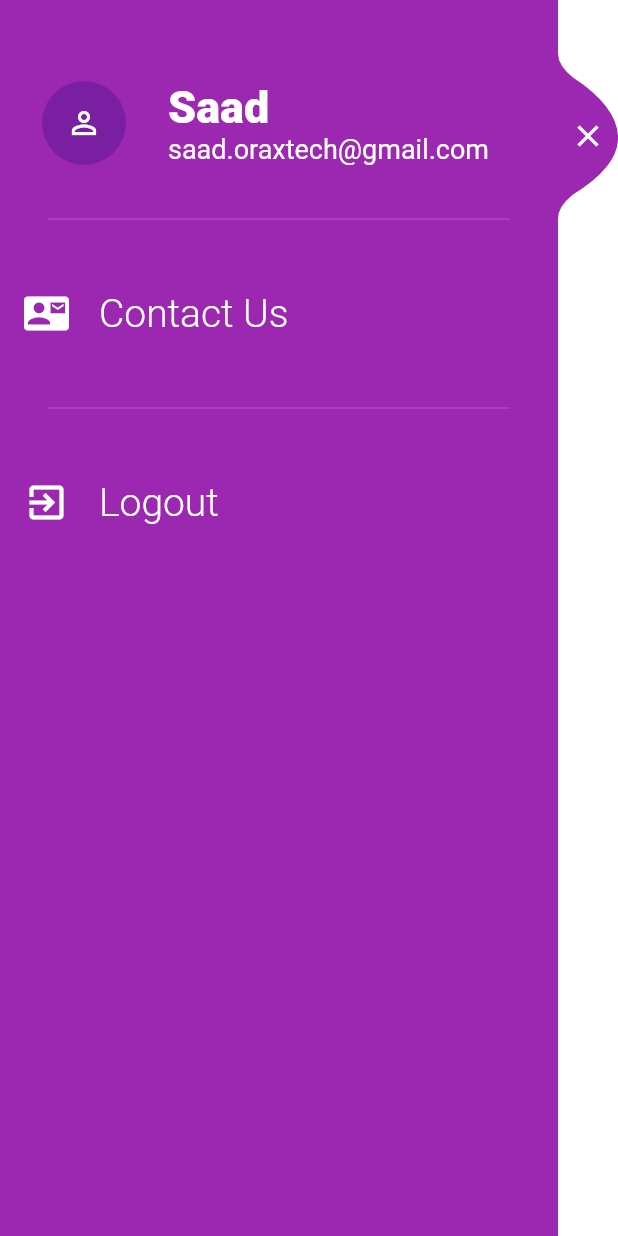
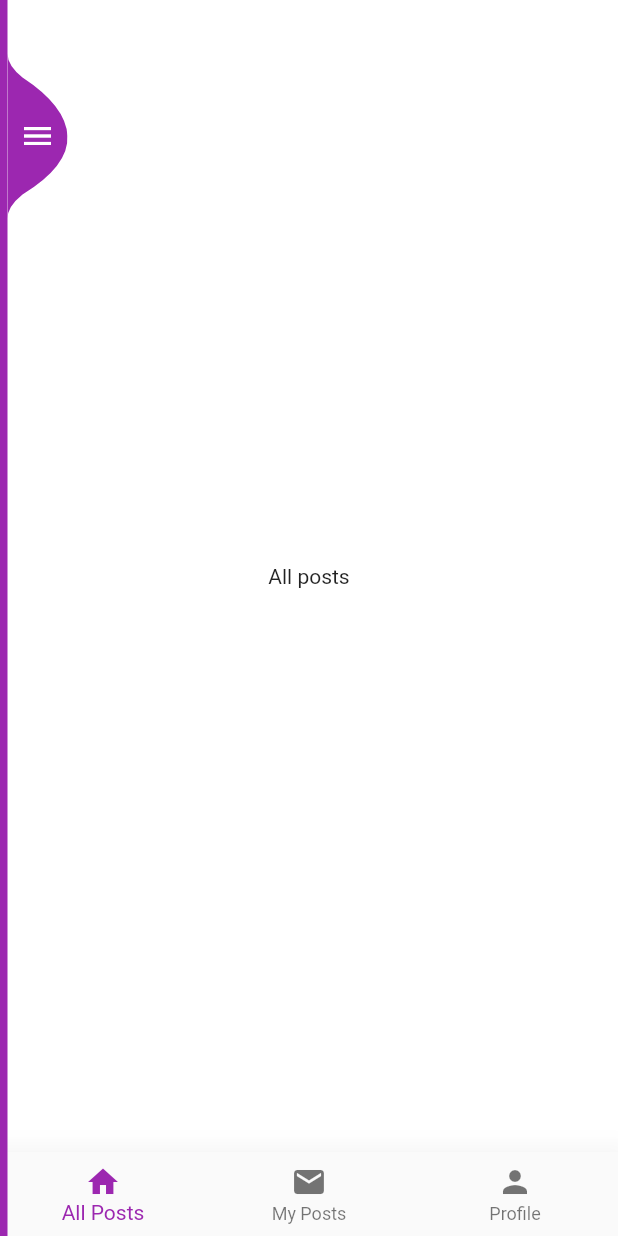
Before and after one commit to MuhammadSaad420/social_app, a Flutter app: the DashBoard screen opened directly, on a phone screen of 412 x 824 dp. Run offline on Flutter 3.47's test engine with Material 2 defaults, Android fonts, the phone set to English and light mode, and no system bars; our stand-ins replace font_awesome_flutter.

```diff
--- a/lib/Layout/nav_bar_layout.dart
+++ b/lib/Layout/nav_bar_layout.dart
@@ -9,7 +9,7 @@ class NavBarLayout extends StatefulWidget {
 }
 
 class _NavBarLayoutState extends State<NavBarLayout> {
-  bool isOpened = true;
+  bool isOpened = false;
   @override
   Widget build(BuildContext context) {
     var screenWidth = MediaQuery.of(context).size.width;
@@ -27,7 +27,7 @@ class _NavBarLayoutState extends State<NavBarLayout> {
                     child: Column(
                       children: <Widget>[
                         SizedBox(
-                          height: 50,
+                          height: 20,
                         ),
                         ListTile(
                           title: Text(
@@ -100,11 +100,11 @@ class _NavBarLayoutState extends State<NavBarLayout> {
 
   Divider buildDivider() {
     return Divider(
-      height: 64,
+      height: 20,
       thickness: 0.5,
       color: Colors.white.withOpacity(0.3),
-      indent: 32,
-      endIndent: 32,
+      indent: 20,
+      endIndent: 20,
     );
   }
 }
--- a/lib/main.dart
+++ b/lib/main.dart
@@ -16,7 +16,7 @@ class MyApp extends StatelessWidget {
         scaffoldBackgroundColor: Colors.white,
         primarySwatch: Colors.purple,
       ),
-      home: DashBoard(),
+      home: WelcomeScreen(),
     );
   }
 }
--- a/lib/routes/dasboard_screen.dart
+++ b/lib/routes/dasboard_screen.dart
@@ -10,11 +10,13 @@ class DashBoard extends StatelessWidget {
   @override
   Widget build(BuildContext context) {
     return Scaffold(
-        body: Stack(
-      children: [
-        FrontScreen(),
-        NavBarLayout(),
-      ],
+        body: SafeArea(
+      child: Stack(
+        children: [
+          FrontScreen(),
+          NavBarLayout(),
+        ],
+      ),
     ));
   }
 }
--- a/lib/routes/front_screen.dart
+++ b/lib/routes/front_screen.dart
@@ -1,10 +1,48 @@
 import 'package:flutter/material.dart';
+import 'package:social_app/widgets/widgets.dart';
 
-class FrontScreen extends StatelessWidget {
+class FrontScreen extends StatefulWidget {
+  @override
+  _FrontScreenState createState() => _FrontScreenState();
+}
+
+class _FrontScreenState extends State<FrontScreen> {
+  int _currentIndex = 0;
+
+  final List<Widget> _children = [
+    AllPostWidget(),
+    MyPostWidget(),
+    ProfileWidget()
+  ];
   @override
   Widget build(BuildContext context) {
-    return Center(
-      child: Text('front screen'),
+    return Scaffold(
+      body: _children[_currentIndex],
+      bottomNavigationBar: BottomNavigationBar(
+        elevation: 20,
+        onTap: onTabTapped, // new
+        currentIndex: _currentIndex, // new
+        items: [
+          new BottomNavigationBarItem(
+            icon: Icon(Icons.home),
+            title: Text('All Posts'),
+          ),
+          new BottomNavigationBarItem(
+            icon: Icon(Icons.mail),
+            title: Text('My Posts'),
+          ),
+          new BottomNavigationBarItem(
+            icon: Icon(Icons.person),
+            title: Text('Profile'),
+          )
+        ],
+      ),
     );
   }
+
+  void onTabTapped(int index) {
+    setState(() {
+      _currentIndex = index;
+    });
+  }
 }
--- a/lib/widgets/reusable_menu_item.dart
+++ b/lib/widgets/reusable_menu_item.dart
@@ -13,7 +13,7 @@ class MenuItem extends StatelessWidget {
     return GestureDetector(
       onTap: onTap,
       child: Padding(
-        padding: const EdgeInsets.all(16),
+        padding: const EdgeInsets.all(15),
         child: Row(
           children: <Widget>[
             Icon(
--- /dev/null
+++ b/lib/widgets/tabs/all_post_widget.dart
@@ -0,0 +1,12 @@
+import 'package:flutter/material.dart';
+
+class AllPostWidget extends StatelessWidget {
+  @override
+  Widget build(BuildContext context) {
+    return Container(
+      child: Center(
+        child: Text('All posts'),
+      ),
+    );
+  }
+}
--- a/lib/widgets/widgets.dart
+++ b/lib/widgets/widgets.dart
@@ -1,2 +1,5 @@
 export 'reusable_button.dart';
 export 'reusable_menu_item.dart';
+export './tabs/all_post_widget.dart';
+export './tabs/my_post_widget.dart';
+export './tabs/profile_widget.dart';
```
Also changed, not shown: lib/widgets/tabs/my_post_widget.dart (added, +12 -0 lines), lib/widgets/tabs/profile_widget.dart (added, +12 -0 lines).
